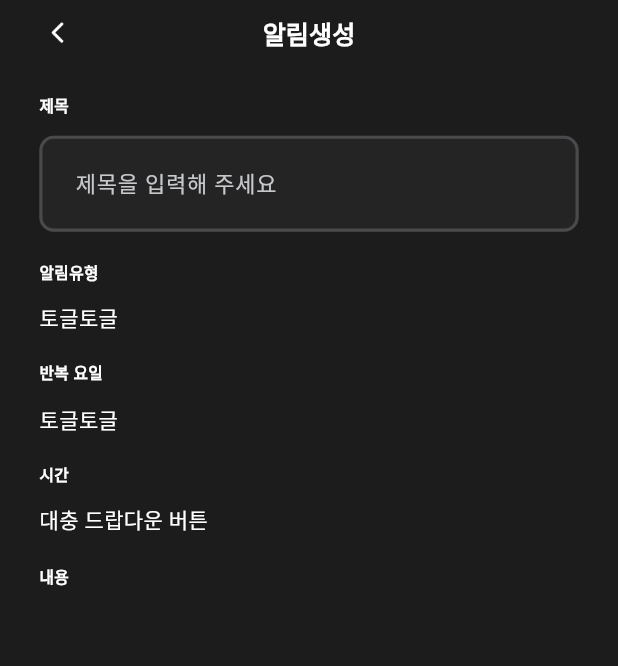
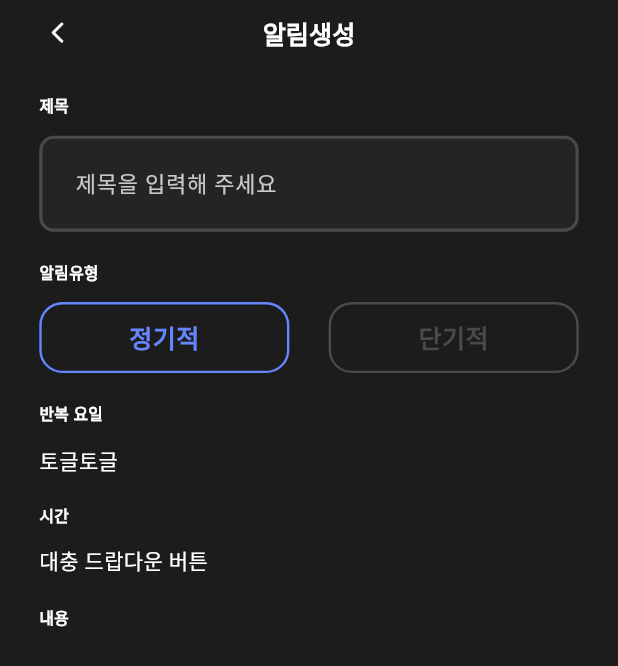
Before and after one commit to 1408bg/ROOT_Flutter, a Flutter app: the NotificationGenerationScreen widget shown alone on an empty page, opened directly, on a phone screen of 412 x 824 dp. Shown: the top 666 px of the screen. Run offline on Flutter 3.47's test engine with Material 3 defaults, Android fonts, the phone set to English and light mode, and no system bars; our stand-ins replace dio, firebase_core, flutter_screenutil, flutter_secure_storage, qr_flutter, table_calendar; missing offline and left inert: qr_code_scanner; accounts and stored records are empty; Roboto replaces fonts that are missing (Pretendard); project files that could hold a hidden picture were left out.

Commit message:
feat: 알림 생성 화면에 알림 유형 토글 버튼 추가
알림 생성 화면에서 알림 유형을 선택할 수 있도록 CustomToggleButton 위젯을 추가함

- 정기적, 단기적 알림 유형 선택 가능
- 토글 버튼 UI 구현
- 기존의 텍스트('토글토글')를 CustomToggleButton 으로 변경

```diff
--- a/lib/presentation/notification/ui/view/notification_generation_screen.dart
+++ b/lib/presentation/notification/ui/view/notification_generation_screen.dart
@@ -2,6 +2,7 @@ import 'package:flutter/material.dart';
 import 'package:flutter_screenutil/flutter_screenutil.dart';
 import 'package:root/components/widgets/appbar/root_detail_app_bar.dart';
 import 'package:root/components/widgets/root_layout.dart';
+import 'package:root/presentation/notification/ui/widgets/custom_toggle_button.dart';
 import 'package:root/presentation/notification/ui/widgets/notification_text.dart';
 import 'package:root/presentation/notification/ui/widgets/notification_text_field.dart';
 import 'package:root/presentation/notification/ui/widgets/root_notification_appbar.dart';
@@ -27,7 +28,7 @@ class NotificationGenerationScreen extends StatelessWidget {
               renderHeight(text: '제목'),
               const NotificationTextField(hintText: '제목을 입력해 주세요',),
               renderHeight(text: '알림유형'),
-              const Text('토글토글', style: TextStyle(color: Colors.white),),
+              const CustomToggleButton(),
               renderHeight(text: '반복 요일'),
               const Text('토글토글', style: TextStyle(color: Colors.white),),
               renderHeight(text: '시간'),
--- /dev/null
+++ b/lib/presentation/notification/ui/widgets/custom_toggle_button.dart
@@ -0,0 +1,59 @@
+import 'package:flutter/cupertino.dart';
+import 'package:flutter/material.dart';
+import 'package:flutter_screenutil/flutter_screenutil.dart';
+import 'package:root/components/widgets/appbar/root_app_bar.dart';
+import '../../../../components/root_colors.dart';
+
+class CustomToggleButton extends StatefulWidget {
+  const CustomToggleButton({super.key});
+
+  @override
+  State<CustomToggleButton> createState() => _CustomToggleButtonState();
+}
+
+class _CustomToggleButtonState extends State<CustomToggleButton> {
+  bool isMetric = true;
+
+  @override
+  Widget build(BuildContext context) {
+    return Row(
+      mainAxisSize: MainAxisSize.min,
+      children: [
+        _buildToggleButton('정기적', isMetric, true),
+        SizedBox(width: 25.w),
+        _buildToggleButton('단기적', !isMetric, false),
+      ],
+    );
+  }
+
+  Widget _buildToggleButton(String text, bool isSelected, bool metricValue) {
+    return GestureDetector(
+      onTap: () {
+        setState(() {
+          isMetric = metricValue;
+        });
+      },
+      child: Container(
+        width: 159.w,
+        height: 49.h,
+        decoration: BoxDecoration(
+          border: Border.all(
+            color: isSelected ? RootColors.main200 : RootColors.gray500,
+            width: 1.5.w,
+          ),
+          borderRadius: BorderRadius.circular(16.r),
+        ),
+        child: Center(
+          child: Text(
+            text,
+            style: TextStyle(
+              fontSize: 16.sp,
+              fontWeight: FontWeight.w600,
+              color: isSelected ? RootColors.main200 : RootColors.gray500,
+            ),
+          ),
+        ),
+      ),
+    );
+  }
+}
```
